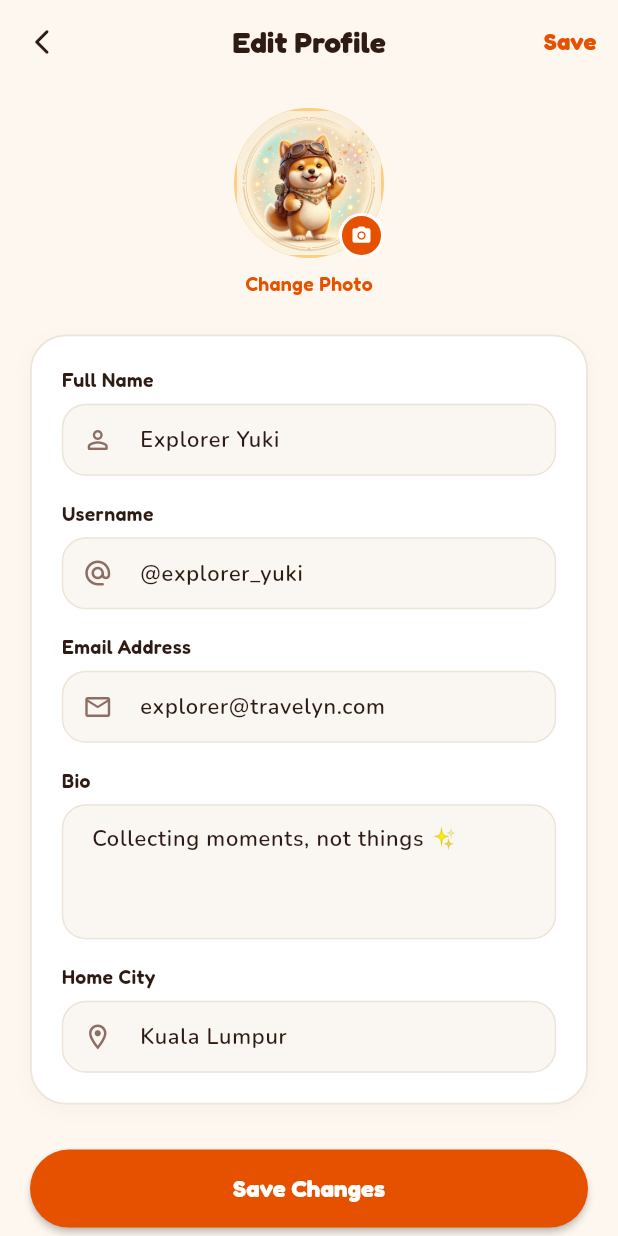
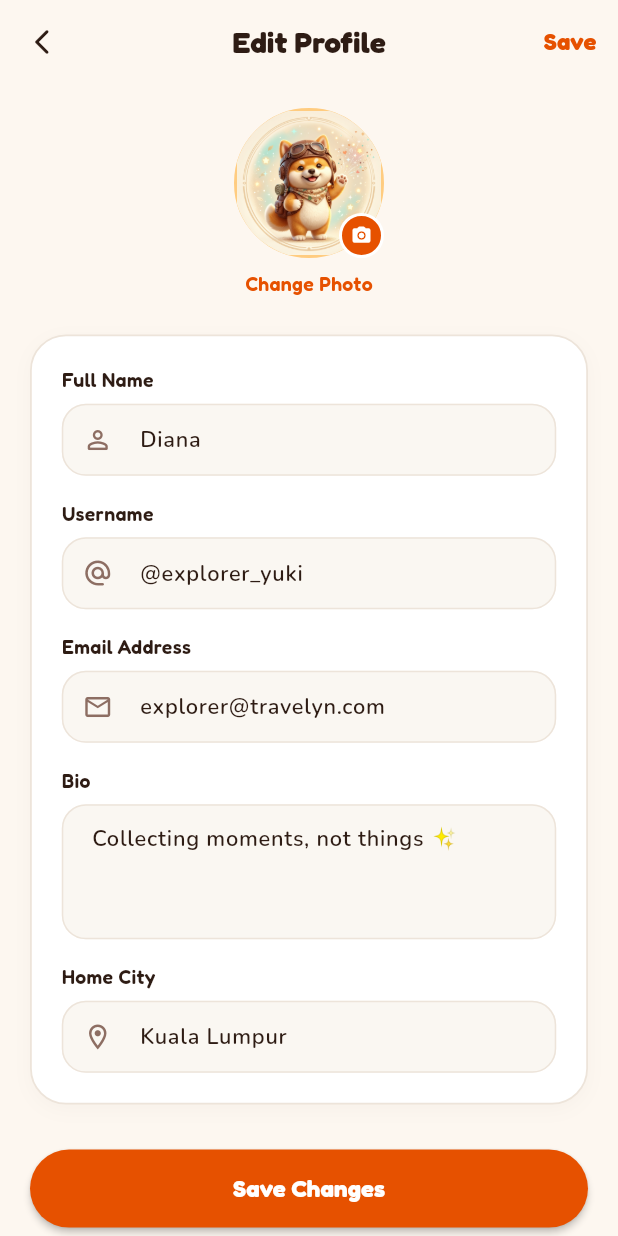
Before and after one commit to yaotingchun/Travelyn, a Flutter app: the MePage screen opened directly, after a tap on the "edit" icon, on a phone screen of 412 x 824 dp. Run offline on Flutter 3.47's test engine with Material 3 defaults, Android fonts, the phone set to English and light mode, and no system bars; our stand-ins replace flutter_dotenv, flutter_map, google_fonts, googleapis_auth, image_picker, latlong2; accounts and stored records are empty; network calls fail.

Commit message:
Rename default mock user to Diana
Updates profile and forum mock defaults to use Diana as the active user identity. This aligns default author names for new posts/comments and prefilled profile name data across discover and profile screens.

```diff
--- a/lib/presentation/discover/services/forum_service.dart
+++ b/lib/presentation/discover/services/forum_service.dart
@@ -218,7 +218,7 @@ class ForumService extends ChangeNotifier {
     return _comments[postId] ?? [];
   }
 
-  void addComment(String postId, String content, {String authorName = 'You'}) {
+  void addComment(String postId, String content, {String authorName = 'Diana'}) {
     final comment = ForumComment(
       id: 'c_${DateTime.now().millisecondsSinceEpoch}',
       authorName: authorName,
@@ -308,7 +308,7 @@ class ForumService extends ChangeNotifier {
       category: category,
       tagType: tagType,
       tagLabel: tagLabel,
-      authorName: 'You',
+      authorName: 'Diana',
       authorAvatar: 'assets/journey/member_avatar_1.jpg',
       authorBadge: 'New Contributor',
       timeAgo: 'Just now',
--- a/lib/presentation/profile/data/mock_explorer_data.dart
+++ b/lib/presentation/profile/data/mock_explorer_data.dart
@@ -6,7 +6,7 @@ import '../models/user_profile.dart';
 /// Centralized mock data repository for the redesigned "My Explorer Passport" experience.
 class MockExplorerData {
   // Profile identity
-  static const String explorerName = 'Explorer Yuki';
+  static const String explorerName = 'Diana';
   static const String username = '@explorer_yuki';
   static const String tagline = 'Collecting moments, not things ✨';
   static const String avatarAsset = 'assets/profile/avatar_shiba_explorer.jpg';
--- a/lib/presentation/profile/data/mock_profile_data.dart
+++ b/lib/presentation/profile/data/mock_profile_data.dart
@@ -8,7 +8,7 @@ import '../models/user_profile.dart';
 /// Single source of mock data for Explorer (@explorer, explorer@travelyn.com).
 class MockProfileData {
   static final UserProfile defaultProfile = UserProfile(
-    name: 'Explorer',
+    name: 'Diana',
     username: '@explorer',
     email: 'explorer@travelyn.com',
     bio: 'Always looking for good food & hidden places ✨',
--- a/lib/presentation/profile/pages/edit_profile_page.dart
+++ b/lib/presentation/profile/pages/edit_profile_page.dart
@@ -28,7 +28,7 @@ class _EditProfilePageState extends State<EditProfilePage> {
   @override
   void initState() {
     super.initState();
-    _nameController = TextEditingController(text: widget.profile.name);
+    _nameController = TextEditingController(text: 'Diana');
     _usernameController = TextEditingController(text: widget.profile.username);
     _emailController = TextEditingController(text: widget.profile.email);
     _bioController = TextEditingController(text: widget.profile.bio);
```
